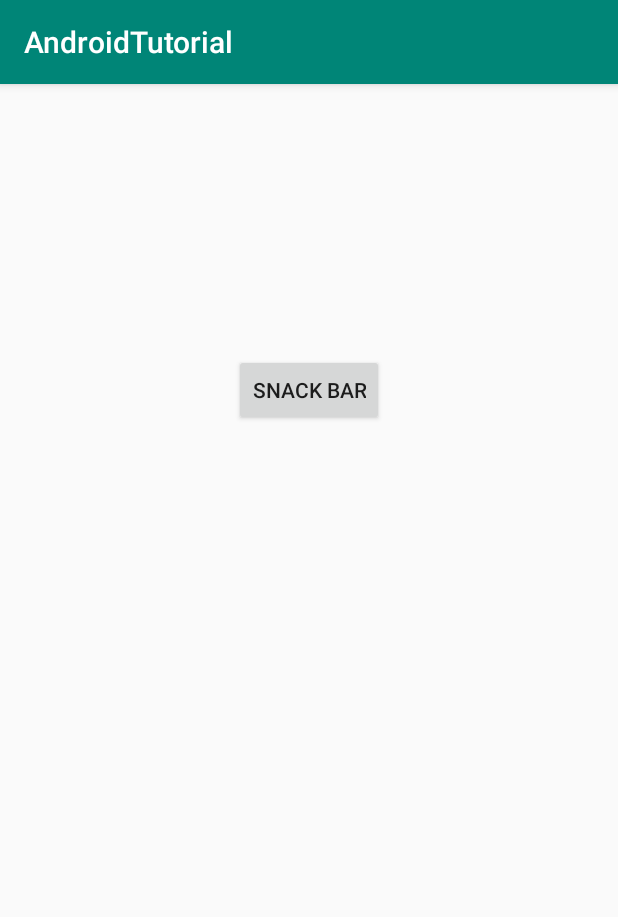
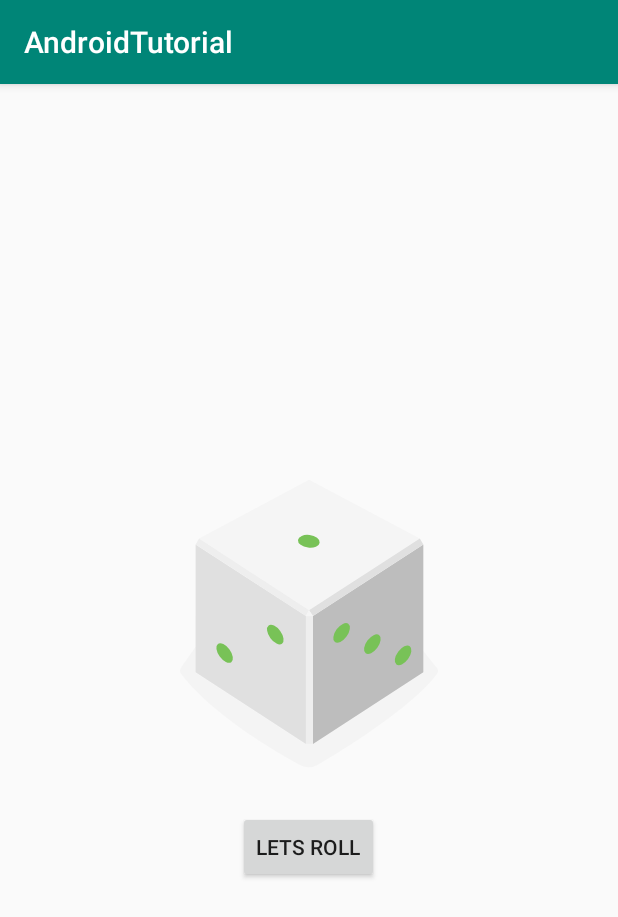
Before and after one commit to lucas-militao/Android-Certification, an Android app: the screen it shows after launch (MainActivity), on a phone screen of 412 x 824 dp. Shown: the top 917 px of the screen. Run offline under Robolectric (Android 15) with nearby library versions, the phone set to English and light mode, and no system bars.

Commit message:
diceRoll exercise implemented

```diff
--- a/app/src/main/java/com/example/androidtutorial/MainActivity.kt
+++ b/app/src/main/java/com/example/androidtutorial/MainActivity.kt
@@ -12,49 +12,44 @@ import android.os.Build
 import androidx.appcompat.app.AppCompatActivity
 import android.os.Bundle
 import android.view.View
+import android.widget.Button
+import android.widget.ImageView
+import android.widget.TextView
+import android.widget.Toast
 import androidx.annotation.RequiresApi
 import androidx.core.app.NotificationCompat
 import androidx.core.app.NotificationManagerCompat
 import kotlinx.android.synthetic.main.activity_main.*
+import kotlin.random.Random
 
 class MainActivity : AppCompatActivity() {
 
-    private val CHANNEL_ID = "1"
-    private var builder : Notification.Builder? = null
-
+    @SuppressLint("SetTextI18n")
     override fun onCreate(savedInstanceState: Bundle?) {
         super.onCreate(savedInstanceState)
         setContentView(R.layout.activity_main)
-
-        setupView()
+        val rollButton: Button = findViewById(R.id.rollButton)
+        rollButton.text = "Lets roll"
+        rollButton.setOnClickListener{
+            rollDice()
+        }
     }
 
-    @SuppressLint("WrongConstant")
-    private fun setupView() {
+    private fun rollDice() {
 
-        showNotificationButton.setOnClickListener(showNotification())
-    }
+        val random = Random.nextInt(6) + 1
 
-    @SuppressLint("WrongConstant")
-    @TargetApi(Build.VERSION_CODES.O)
-    private fun showNotification() = View.OnClickListener {
-
-        var notificationId = 123
-
-        var intent = Intent(this, MainActivity::class.java).apply {
-            flags = Intent.FLAG_ACTIVITY_CLEAR_TASK or Intent.FLAG_ACTIVITY_NEW_TASK
+        val drawableResource = when (random) {
+            1 -> R.drawable.dice_1
+            2 -> R.drawable.dice_2
+            3 -> R.drawable.dice_3
+            4 -> R.drawable.dice_4
+            5 -> R.drawable.dice_5
+            6 -> R.drawable.dice_6
+            else -> R.drawable.empty_dice
         }
 
-        var pendingIntent = PendingIntent.getActivity(this, 0, intent, 0)
-
-        var notification = Notification.Builder(this)
-            .setSmallIcon(R.drawable.ic_android)
-            .setContentTitle("Minha notificacao")
-            .setContentText("Uma nova notificacao")
-            .setContentIntent(pendingIntent)
-            .setAutoCancel(true)
-
-        var notifyMgr : NotificationManager = getSystemService(Context.NOTIFICATION_SERVICE) as NotificationManager
-        notifyMgr.notify(notificationId, notification.build())
+        val diceImage: ImageView = findViewById(R.id.diceImage)
+        diceImage.setImageResource(drawableResource)
     }
 }
--- /dev/null
+++ b/app/src/main/res/drawable/dice_1.xml
@@ -0,0 +1,66 @@
+<!--
+  ~ Copyright 2018, The Android Open Source Project
+  ~
+  ~ Licensed under the Apache License, Version 2.0 (the "License");
+  ~ you may not use this file except in compliance with the License.
+  ~ You may obtain a copy of the License at
+  ~
+  ~     http://www.apache.org/licenses/LICENSE-2.0
+  ~
+  ~ Unless required by applicable law or agreed to in writing, software
+  ~ distributed under the License is distributed on an "AS IS" BASIS,
+  ~ WITHOUT WARRANTIES OR CONDITIONS OF ANY KIND, either express or implied.
+  ~ See the License for the specific language governing permissions and
+  ~ limitations under the License.
+  -->
+
+<vector xmlns:android="http://schemas.android.com/apk/res/android"
+    android:width="200dp"
+    android:height="250dp"
+    android:viewportWidth="800"
+    android:viewportHeight="1000">
+    <path
+        android:fillAlpha="0.5"
+        android:fillColor="#eee"
+        android:pathData="M740.8,635.42c-68.27,90.47 -249.77,201.76 -316,240.63a50.7,50.7 0,0 1,-49.93 0.81c-64.19,-35 -234.09,-133.88 -315.65,-242a14.69,14.69 0,0 1,-0.12 -17.49c77.58,-106.29 159.67,-258.89 341.06,-258.89 182,0 242.19,139.08 340.27,258.88A14.62,14.62 0,0 1,740.8 635.42Z"
+        android:strokeAlpha="0.5" />
+    <path
+        android:fillColor="#bdbdbd"
+        android:pathData="M704.9,630l-294.29,191.06l0,-340.85l294.29,-191.06l0,340.85z" />
+    <path
+        android:fillColor="#e0e0e0"
+        android:pathData="M97.59,630l294.29,191.06l0,-340.85l-294.29,-191.06l0,340.85z" />
+    <path
+        android:fillColor="#f5f5f5"
+        android:pathData="M400.14,464.73l-293.19,-191.45l293.19,-156.31l295.39,156.31l-295.39,191.45z" />
+    <path
+        android:fillColor="#eee"
+        android:pathData="M106.95,273.28l-9.36,15.87l294.29,191.06l8.26,-15.48l-293.19,-191.45z" />
+    <path
+        android:fillColor="#e0e0e0"
+        android:pathData="M695.53,273.28l9.37,15.87l-294.29,191.06l-10.47,-15.48l295.39,-191.45z" />
+    <path
+        android:fillColor="#eee"
+        android:pathData="M391.88,480.21h18.73v340.85h-18.73z" />
+    <path
+        android:fillColor="#f5f5f5"
+        android:pathData="M400.14,464.73l-8.26,15.48l18.73,0l-10.47,-15.48z" />
+    <path
+        android:fillColor="#78c257"
+        android:pathData="M397.45,297.62a16.9,28.71 97.07,1 0,4.16 -33.54a16.9,28.71 97.07,1 0,-4.16 33.54z" />
+    <path
+        android:fillColor="#78c257"
+        android:pathData="M297.17,539.02a30.12,16.11 53.82,1 0,26.01 -19.02a30.12,16.11 53.82,1 0,-26.01 19.02z" />
+    <path
+        android:fillColor="#78c257"
+        android:pathData="M161.96,588.24a30.12,16.11 53.82,1 0,26.01 -19.02a30.12,16.11 53.82,1 0,-26.01 19.02z" />
+    <path
+        android:fillColor="#78c257"
+        android:pathData="M551.15,579.45a30.12,16.11 126.18,1 0,35.56 -48.62a30.12,16.11 126.18,1 0,-35.56 48.62z" />
+    <path
+        android:fillColor="#78c257"
+        android:pathData="M469.12,549.58a30.12,16.11 126.18,1 0,35.56 -48.62a30.12,16.11 126.18,1 0,-35.56 48.62z" />
+    <path
+        android:fillColor="#78c257"
+        android:pathData="M633.17,609.29a30.12,16.11 126.18,1 0,35.56 -48.62a30.12,16.11 126.18,1 0,-35.56 48.62z" />
+</vector>
--- /dev/null
+++ b/app/src/main/res/drawable/dice_2.xml
@@ -0,0 +1,66 @@
+<!--
+  ~ Copyright 2018, The Android Open Source Project
+  ~
+  ~ Licensed under the Apache License, Version 2.0 (the "License");
+  ~ you may not use this file except in compliance with the License.
+  ~ You may obtain a copy of the License at
+  ~
+  ~     http://www.apache.org/licenses/LICENSE-2.0
+  ~
+  ~ Unless required by applicable law or agreed to in writing, software
+  ~ distributed under the License is distributed on an "AS IS" BASIS,
+  ~ WITHOUT WARRANTIES OR CONDITIONS OF ANY KIND, either express or implied.
+  ~ See the License for the specific language governing permissions and
+  ~ limitations under the License.
+  -->
+
+<vector xmlns:android="http://schemas.android.com/apk/res/android"
+    android:width="200dp"
+    android:height="250dp"
+    android:viewportWidth="800"
+    android:viewportHeight="1000">
+    <path
+        android:fillAlpha="0.5"
+        android:fillColor="#eee"
+        android:pathData="M740.8,635.42c-68.27,90.47 -249.77,201.76 -316,240.63a50.7,50.7 0,0 1,-49.93 0.81c-64.19,-35 -234.09,-133.88 -315.65,-242a14.69,14.69 0,0 1,-0.12 -17.49c77.58,-106.29 159.67,-258.89 341.06,-258.89 182,0 242.19,139.08 340.27,258.88A14.62,14.62 0,0 1,740.8 635.42Z"
+        android:strokeAlpha="0.5" />
+    <path
+        android:fillColor="#bdbdbd"
+        android:pathData="M704.9,630l-294.29,191.06l0,-340.85l294.29,-191.06l0,340.85z" />
+    <path
+        android:fillColor="#e0e0e0"
+        android:pathData="M97.59,630l294.29,191.06l0,-340.85l-294.29,-191.06l0,340.85z" />
+    <path
+        android:fillColor="#f5f5f5"
+        android:pathData="M400.14,464.73l-293.19,-191.45l293.19,-156.31l295.39,156.31l-295.39,191.45z" />
+    <path
+        android:fillColor="#eee"
+        android:pathData="M106.95,273.28l-9.36,15.87l294.29,191.06l8.26,-15.48l-293.19,-191.45z" />
+    <path
+        android:fillColor="#e0e0e0"
+        android:pathData="M695.53,273.28l9.37,15.87l-294.29,191.06l-10.47,-15.48l295.39,-191.45z" />
+    <path
+        android:fillColor="#eee"
+        android:pathData="M391.88,480.21h18.73v340.85h-18.73z" />
+    <path
+        android:fillColor="#f5f5f5"
+        android:pathData="M400.14,464.73l-8.26,15.48l18.73,0l-10.47,-15.48z" />
+    <path
+        android:fillColor="#78c257"
+        android:pathData="M520.85,303.25a16.9,28.71 97.07,1 0,4.16 -33.54a16.9,28.71 97.07,1 0,-4.16 33.54z" />
+    <path
+        android:fillColor="#78c257"
+        android:pathData="M273.33,291.99a16.9,28.71 97.07,1 0,4.16 -33.54a16.9,28.71 97.07,1 0,-4.16 33.54z" />
+    <path
+        android:fillColor="#78c257"
+        android:pathData="M229.56,563.64a30.12,16.11 53.82,1 0,26.01 -19.02a30.12,16.11 53.82,1 0,-26.01 19.02z" />
+    <path
+        android:fillColor="#78c257"
+        android:pathData="M311.58,533.77a30.12,16.11 53.82,1 0,26.01 -19.02a30.12,16.11 53.82,1 0,-26.01 19.02z" />
+    <path
+        android:fillColor="#78c257"
+        android:pathData="M147.54,593.49a30.12,16.11 53.82,1 0,26.01 -19.02a30.12,16.11 53.82,1 0,-26.01 19.02z" />
+    <path
+        android:fillColor="#78c257"
+        android:pathData="M551.15,579.45a30.12,16.11 126.18,1 0,35.56 -48.62a30.12,16.11 126.18,1 0,-35.56 48.62z" />
+</vector>
--- /dev/null
+++ b/app/src/main/res/drawable/dice_3.xml
@@ -0,0 +1,66 @@
+<!--
+  ~ Copyright 2018, The Android Open Source Project
+  ~
+  ~ Licensed under the Apache License, Version 2.0 (the "License");
+  ~ you may not use this file except in compliance with the License.
+  ~ You may obtain a copy of the License at
+  ~
+  ~     http://www.apache.org/licenses/LICENSE-2.0
+  ~
+  ~ Unless required by applicable law or agreed to in writing, software
+  ~ distributed under the License is distributed on an "AS IS" BASIS,
+  ~ WITHOUT WARRANTIES OR CONDITIONS OF ANY KIND, either express or implied.
+  ~ See the License for the specific language governing permissions and
+  ~ limitations under the License.
+  -->
+
+<vector xmlns:android="http://schemas.android.com/apk/res/android"
+    android:width="200dp"
+    android:height="250dp"
+    android:viewportWidth="800"
+    android:viewportHeight="1000">
+    <path
+        android:fillAlpha="0.5"
+        android:fillColor="#eee"
+        android:pathData="M740.8,635.42c-68.27,90.47 -249.77,201.76 -316,240.63a50.7,50.7 0,0 1,-49.93 0.81c-64.19,-35 -234.09,-133.88 -315.65,-242a14.69,14.69 0,0 1,-0.12 -17.49c77.58,-106.29 159.67,-258.89 341.06,-258.89 182,0 242.19,139.08 340.27,258.88A14.62,14.62 0,0 1,740.8 635.42Z"
+        android:strokeAlpha="0.5" />
+    <path
+        android:fillColor="#bdbdbd"
+        android:pathData="M704.9,630l-294.29,191.06l0,-340.85l294.29,-191.06l0,340.85z" />
+    <path
+        android:fillColor="#e0e0e0"
+        android:pathData="M97.59,630l294.29,191.06l0,-340.85l-294.29,-191.06l0,340.85z" />
+    <path
+        android:fillColor="#f5f5f5"
+        android:pathData="M400.14,464.73l-293.19,-191.45l293.19,-156.31l295.39,156.31l-295.39,191.45z" />
+    <path
+        android:fillColor="#eee"
+        android:pathData="M106.95,273.28l-9.36,15.87l294.29,191.06l8.26,-15.48l-293.19,-191.45z" />
+    <path
+        android:fillColor="#e0e0e0"
+        android:pathData="M695.53,273.28l9.37,15.87l-294.29,191.06l-10.47,-15.48l295.39,-191.45z" />
+    <path
+        android:fillColor="#eee"
+        android:pathData="M391.88,480.21h18.73v340.85h-18.73z" />
+    <path
+        android:fillColor="#f5f5f5"
+        android:pathData="M400.14,464.73l-8.26,15.48l18.73,0l-10.47,-15.48z" />
+    <path
+        android:fillColor="#78c257"
+        android:pathData="M398.11,297.62a16.9,28.71 97.07,1 0,4.16 -33.54a16.9,28.71 97.07,1 0,-4.16 33.54z" />
+    <path
+        android:fillColor="#78c257"
+        android:pathData="M548.27,304.46a16.9,28.71 97.07,1 0,4.16 -33.54a16.9,28.71 97.07,1 0,-4.16 33.54z" />
+    <path
+        android:fillColor="#78c257"
+        android:pathData="M247.95,290.79a16.9,28.71 97.07,1 0,4.16 -33.54a16.9,28.71 97.07,1 0,-4.16 33.54z" />
+    <path
+        android:fillColor="#78c257"
+        android:pathData="M229.56,563.64a30.12,16.11 53.82,1 0,26.01 -19.02a30.12,16.11 53.82,1 0,-26.01 19.02z" />
+    <path
+        android:fillColor="#78c257"
+        android:pathData="M483.54,554.83a30.12,16.11 126.18,1 0,35.56 -48.62a30.12,16.11 126.18,1 0,-35.56 48.62z" />
+    <path
+        android:fillColor="#78c257"
+        android:pathData="M618.75,604.04a30.12,16.11 126.18,1 0,35.56 -48.62a30.12,16.11 126.18,1 0,-35.56 48.62z" />
+</vector>
--- /dev/null
+++ b/app/src/main/res/drawable/dice_4.xml
@@ -0,0 +1,69 @@
+<!--
+  ~ Copyright 2018, The Android Open Source Project
+  ~
+  ~ Licensed under the Apache License, Version 2.0 (the "License");
+  ~ you may not use this file except in compliance with the License.
+  ~ You may obtain a copy of the License at
+  ~
+  ~     http://www.apache.org/licenses/LICENSE-2.0
+  ~
+  ~ Unless required by applicable law or agreed to in writing, software
+  ~ distributed under the License is distributed on an "AS IS" BASIS,
+  ~ WITHOUT WARRANTIES OR CONDITIONS OF ANY KIND, either express or implied.
+  ~ See the License for the specific language governing permissions and
+  ~ limitations under the License.
+  -->
+
+<vector xmlns:android="http://schemas.android.com/apk/res/android"
+    android:width="200dp"
+    android:height="250dp"
+    android:viewportWidth="800"
+    android:viewportHeight="1000">
+    <path
+        android:fillAlpha="0.5"
+        android:fillColor="#eee"
+        android:pathData="M740.8,635.42c-68.27,90.47 -249.77,201.76 -316,240.63a50.7,50.7 0,0 1,-49.93 0.81c-64.19,-35 -234.09,-133.88 -315.65,-242a14.69,14.69 0,0 1,-0.12 -17.49c77.58,-106.29 159.67,-258.89 341.06,-258.89 182,0 242.19,139.08 340.27,258.88A14.62,14.62 0,0 1,740.8 635.42Z"
+        android:strokeAlpha="0.5" />
+    <path
+        android:fillColor="#bdbdbd"
+        android:pathData="M704.9,630l-294.29,191.06l0,-340.85l294.29,-191.06l0,340.85z" />
+    <path
+        android:fillColor="#e0e0e0"
+        android:pathData="M97.59,630l294.29,191.06l0,-340.85l-294.29,-191.06l0,340.85z" />
+    <path
+        android:fillColor="#f5f5f5"
+        android:pathData="M400.14,464.73l-293.19,-191.45l293.19,-156.31l295.39,156.31l-295.39,191.45z" />
+    <path
+        android:fillColor="#eee"
+        android:pathData="M106.95,273.28l-9.36,15.87l294.29,191.06l8.26,-15.48l-293.19,-191.45z" />
+    <path
+        android:fillColor="#e0e0e0"
+        android:pathData="M695.53,273.28l9.37,15.87l-294.29,191.06l-10.47,-15.48l295.39,-191.45z" />
+    <path
+        android:fillColor="#eee"
+        android:pathData="M391.88,480.21h18.73v340.85h-18.73z" />
+    <path
+        android:fillColor="#f5f5f5"
+        android:pathData="M400.14,464.73l-8.26,15.48l18.73,0l-10.47,-15.48z" />
+    <path
+        android:fillColor="#78c257"
+        android:pathData="M530.08,303.65a16.9,28.71 97.07,1 0,4.16 -33.54a16.9,28.71 97.07,1 0,-4.16 33.54z" />
+    <path
+        android:fillColor="#78c257"
+        android:pathData="M389.68,218.17a16.9,28.71 97.07,1 0,4.16 -33.54a16.9,28.71 97.07,1 0,-4.16 33.54z" />
+    <path
+        android:fillColor="#78c257"
+        android:pathData="M405.35,377.09a16.9,28.71 97.07,1 0,4.16 -33.54a16.9,28.71 97.07,1 0,-4.16 33.54z" />
+    <path
+        android:fillColor="#78c257"
+        android:pathData="M264.95,291.6a16.9,28.71 97.07,1 0,4.16 -33.54a16.9,28.71 97.07,1 0,-4.16 33.54z" />
+    <path
+        android:fillColor="#78c257"
+        android:pathData="M297.17,541.59a30.12,16.11 53.82,1 0,26.01 -19.02a30.12,16.11 53.82,1 0,-26.01 19.02z" />
+    <path
+        android:fillColor="#78c257"
+        android:pathData="M161.96,590.81a30.12,16.11 53.82,1 0,26.01 -19.02a30.12,16.11 53.82,1 0,-26.01 19.02z" />
+    <path
+        android:fillColor="#78c257"
+        android:pathData="M551.15,579.45a30.12,16.11 126.18,1 0,35.56 -48.62a30.12,16.11 126.18,1 0,-35.56 48.62z" />
+</vector>
--- /dev/null
+++ b/app/src/main/res/drawable/dice_5.xml
@@ -0,0 +1,75 @@
+<!--
+  ~ Copyright 2018, The Android Open Source Project
+  ~
+  ~ Licensed under the Apache License, Version 2.0 (the "License");
+  ~ you may not use this file except in compliance with the License.
+  ~ You may obtain a copy of the License at
+  ~
+  ~     http://www.apache.org/licenses/LICENSE-2.0
+  ~
+  ~ Unless required by applicable law or agreed to in writing, software
+  ~ distributed under the License is distributed on an "AS IS" BASIS,
+  ~ WITHOUT WARRANTIES OR CONDITIONS OF ANY KIND, either express or implied.
+  ~ See the License for the specific language governing permissions and
+  ~ limitations under the License.
+  -->
+
+<vector xmlns:android="http://schemas.android.com/apk/res/android"
+    android:width="200dp"
+    android:height="250dp"
+    android:viewportWidth="800"
+    android:viewportHeight="1000">
+    <path
+        android:fillAlpha="0.5"
+        android:fillColor="#eee"
+        android:pathData="M740.8,635.42c-68.27,90.47 -249.77,201.76 -316,240.63a50.7,50.7 0,0 1,-49.93 0.81c-64.19,-35 -234.09,-133.88 -315.65,-242a14.69,14.69 0,0 1,-0.12 -17.49c77.58,-106.29 159.67,-258.89 341.06,-258.89 182,0 242.19,139.08 340.27,258.88A14.62,14.62 0,0 1,740.8 635.42Z"
+        android:strokeAlpha="0.5" />
+    <path
+        android:fillColor="#bdbdbd"
+        android:pathData="M704.9,630l-294.29,191.06l0,-340.85l294.29,-191.06l0,340.85z" />
+    <path
+        android:fillColor="#e0e0e0"
+        android:pathData="M97.59,630l294.29,191.06l0,-340.85l-294.29,-191.06l0,340.85z" />
+    <path
+        android:fillColor="#f5f5f5"
+        android:pathData="M400.14,464.73l-293.19,-191.45l293.19,-156.31l295.39,156.31l-295.39,191.45z" />
+    <path
+        android:fillColor="#eee"
+        android:pathData="M106.95,273.28l-9.36,15.87l294.29,191.06l8.26,-15.48l-293.19,-191.45z" />
+    <path
+        android:fillColor="#e0e0e0"
+        android:pathData="M695.53,273.28l9.37,15.87l-294.29,191.06l-10.47,-15.48l295.39,-191.45z" />
+    <path
+        android:fillColor="#eee"
+        android:pathData="M391.88,480.21h18.73v340.85h-18.73z" />
+    <path
+        android:fillColor="#f5f5f5"
+        android:pathData="M400.14,464.73l-8.26,15.48l18.73,0l-10.47,-15.48z" />
+    <path
+        android:fillColor="#78c257"
+        android:pathData="M397.05,297.63a16.9,28.71 97.07,1 0,4.16 -33.54a16.9,28.71 97.07,1 0,-4.16 33.54z" />
+    <path
+        android:fillColor="#78c257"
+        android:pathData="M547.21,304.45a16.9,28.71 97.07,1 0,4.16 -33.54a16.9,28.71 97.07,1 0,-4.16 33.54z" />
+    <path
+        android:fillColor="#78c257"
+        android:pathData="M388.17,207.62a16.9,28.71 97.07,1 0,4.16 -33.54a16.9,28.71 97.07,1 0,-4.16 33.54z" />
+    <path
+        android:fillColor="#78c257"
+        android:pathData="M405.93,387.62a16.9,28.71 97.07,1 0,4.16 -33.54a16.9,28.71 97.07,1 0,-4.16 33.54z" />
+    <path
+        android:fillColor="#78c257"
+        android:pathData="M246.89,290.79a16.9,28.71 97.07,1 0,4.16 -33.54a16.9,28.71 97.07,1 0,-4.16 33.54z" />
+    <path
+        android:fillColor="#78c257"
+        android:pathData="M229.56,563.64a30.12,16.11 53.82,1 0,26.01 -19.02a30.12,16.11 53.82,1 0,-26.01 19.02z" />
+    <path
+        android:fillColor="#78c257"
+        android:pathData="M551.15,579.45a30.12,16.11 126.18,1 0,35.56 -48.62a30.12,16.11 126.18,1 0,-35.56 48.62z" />
+    <path
+        android:fillColor="#78c257"
+        android:pathData="M469.12,549.58a30.12,16.11 126.18,1 0,35.56 -48.62a30.12,16.11 126.18,1 0,-35.56 48.62z" />
+    <path
+        android:fillColor="#78c257"
+        android:pathData="M633.17,609.29a30.12,16.11 126.18,1 0,35.56 -48.62a30.12,16.11 126.18,1 0,-35.56 48.62z" />
+</vector>
--- /dev/null
+++ b/app/src/main/res/drawable/dice_6.xml
@@ -0,0 +1,81 @@
+<!--
+  ~ Copyright 2018, The Android Open Source Project
+  ~
+  ~ Licensed under the Apache License, Version 2.0 (the "License");
+  ~ you may not use this file except in compliance with the License.
+  ~ You may obtain a copy of the License at
+  ~
+  ~     http://www.apache.org/licenses/LICENSE-2.0
+  ~
+  ~ Unless required by applicable law or agreed to in writing, software
+  ~ distributed under the License is distributed on an "AS IS" BASIS,
+  ~ WITHOUT WARRANTIES OR CONDITIONS OF ANY KIND, either express or implied.
+  ~ See the License for the specific language governing permissions and
+  ~ limitations under the License.
+  -->
+
+<vector xmlns:android="http://schemas.android.com/apk/res/android"
+    android:width="200dp"
+    android:height="250dp"
+    android:viewportWidth="800"
+    android:viewportHeight="1000">
+    <path
+        android:fillAlpha="0.5"
+        android:fillColor="#eee"
+        android:pathData="M740.8,635.42c-68.27,90.47 -249.77,201.76 -316,240.63a50.7,50.7 0,0 1,-49.93 0.81c-64.19,-35 -234.09,-133.88 -315.65,-242a14.69,14.69 0,0 1,-0.12 -17.49c77.58,-106.29 159.67,-258.89 341.06,-258.89 182,0 242.19,139.08 340.27,258.88A14.62,14.62 0,0 1,740.8 635.42Z"
+        android:strokeAlpha="0.5" />
+    <path
+        android:fillColor="#bdbdbd"
+        android:pathData="M704.9,630l-294.29,191.06l0,-340.85l294.29,-191.06l0,340.85z" />
+    <path
+        android:fillColor="#e0e0e0"
+        android:pathData="M97.59,630l294.29,191.06l0,-340.85l-294.29,-191.06l0,340.85z" />
+    <path
+        android:fillColor="#f5f5f5"
+        android:pathData="M400.14,464.73l-293.19,-191.45l293.19,-156.31l295.39,156.31l-295.39,191.45z" />
+    <path
+        android:fillColor="#eee"
+        android:pathData="M106.95,273.28l-9.36,15.87l294.29,191.06l8.26,-15.48l-293.19,-191.45z" />
+    <path
+        android:fillColor="#e0e0e0"
+        android:pathData="M695.53,273.28l9.37,15.87l-294.29,191.06l-10.47,-15.48l295.39,-191.45z" />
+    <path
+        android:fillColor="#eee"
+        android:pathData="M391.88,480.21h18.73v340.85h-18.73z" />
+    <path
+        android:fillColor="#f5f5f5"
+        android:pathData="M400.14,464.73l-8.26,15.48l18.73,0l-10.47,-15.48z" />
+    <path
+        android:fillColor="#78c257"
+        android:pathData="M326.53,254.89a16.9,28.71 97.07,1 0,4.16 -33.54a16.9,28.71 97.07,1 0,-4.16 33.54z" />
+    <path
+        android:fillColor="#78c257"
+        android:pathData="M537.57,298.78a16.9,28.71 97.07,1 0,4.16 -33.54a16.9,28.71 97.07,1 0,-4.16 33.54z" />
+    <path
+        android:fillColor="#78c257"
+        android:pathData="M397.17,213.3a16.9,28.71 97.07,1 0,4.16 -33.54a16.9,28.71 97.07,1 0,-4.16 33.54z" />
+    <path
+        android:fillColor="#78c257"
+        android:pathData="M396.31,381.95a16.9,28.71 97.07,1 0,4.16 -33.54a16.9,28.71 97.07,1 0,-4.16 33.54z" />
+    <path
+        android:fillColor="#78c257"
+        android:pathData="M255.91,296.47a16.9,28.71 97.07,1 0,4.16 -33.54a16.9,28.71 97.07,1 0,-4.16 33.54z" />
+    <path
+        android:fillColor="#78c257"
+        android:pathData="M466.93,340.37a16.9,28.71 97.07,1 0,4.16 -33.54a16.9,28.71 97.07,1 0,-4.16 33.54z" />
+    <path
+        android:fillColor="#78c257"
+        android:pathData="M230,563.64a30.12,16.11 53.82,1 0,26.01 -19.02a30.12,16.11 53.82,1 0,-26.01 19.02z" />
+    <path
+        android:fillColor="#78c257"
+        android:pathData="M312.02,533.78a30.12,16.11 53.82,1 0,26.01 -19.02a30.12,16.11 53.82,1 0,-26.01 19.02z" />
+    <path
+        android:fillColor="#78c257"
+        android:pathData="M147.96,593.48a30.12,16.11 53.82,1 0,26.01 -19.02a30.12,16.11 53.82,1 0,-26.01 19.02z" />
+    <path
+        android:fillColor="#78c257"
+        android:pathData="M483.54,554.83a30.12,16.11 126.18,1 0,35.56 -48.62a30.12,16.11 126.18,1 0,-35.56 48.62z" />
+    <path
+        android:fillColor="#78c257"
+        android:pathData="M618.75,604.04a30.12,16.11 126.18,1 0,35.56 -48.62a30.12,16.11 126.18,1 0,-35.56 48.62z" />
+</vector>
--- /dev/null
+++ b/app/src/main/res/drawable/empty_dice.xml
@@ -0,0 +1,27 @@
+<!--
+  ~ Copyright 2018, The Android Open Source Project
+  ~
+  ~ Licensed under the Apache License, Version 2.0 (the "License");
+  ~ you may not use this file except in compliance with the License.
+  ~ You may obtain a copy of the License at
+  ~
+  ~     http://www.apache.org/licenses/LICENSE-2.0
+  ~
+  ~ Unless required by applicable law or agreed to in writing, software
+  ~ distributed under the License is distributed on an "AS IS" BASIS,
+  ~ WITHOUT WARRANTIES OR CONDITIONS OF ANY KIND, either express or implied.
+  ~ See the License for the specific language governing permissions and
+  ~ limitations under the License.
+  -->
+
+<vector xmlns:android="http://schemas.android.com/apk/res/android"
+    android:width="200dp"
+    android:height="250dp"
+    android:viewportWidth="800"
+    android:viewportHeight="1000">
+
+    <path
+        android:fillColor="#00000000"
+        android:pathData="M0,0l0,0z" />
+
+</vector>
--- a/app/src/main/res/layout/activity_main.xml
+++ b/app/src/main/res/layout/activity_main.xml
@@ -1,23 +1,27 @@
 <?xml version="1.0" encoding="utf-8"?>
-<androidx.constraintlayout.widget.ConstraintLayout
-    xmlns:android="http://schemas.android.com/apk/res/android"
+<LinearLayout xmlns:android="http://schemas.android.com/apk/res/android"
     xmlns:tools="http://schemas.android.com/tools"
-    xmlns:app="http://schemas.android.com/apk/res-auto"
     android:layout_width="match_parent"
-    android:layout_height="match_parent"
-    tools:context=".MainActivity"
-    android:id="@+id/principal">
+    android:layout_height="wrap_content"
+    android:orientation="vertical"
+    android:layout_gravity="center_vertical"
+    tools:context=".MainActivity">
+
+    <ImageView
+        android:id="@+id/diceImage"
+        android:layout_width="wrap_content"
+        android:layout_height="wrap_content"
+        android:layout_gravity="center_horizontal"
+        android:src="@drawable/dice_1"/>
 
     <Button
-        android:id="@+id/showNotificationButton"
         android:layout_width="wrap_content"
+        android:id="@+id/rollButton"
         android:layout_height="wrap_content"
-        android:layout_marginTop="180dp"
-        android:text="Snack bar"
-        app:layout_constraintEnd_toEndOf="parent"
-        app:layout_constraintStart_toStartOf="parent"
-        app:layout_constraintTop_toTopOf="parent" />
+        android:layout_gravity="center_horizontal"
+        android:text="@string/roll"/>
 
 
 
-</androidx.constraintlayout.widget.ConstraintLayout>
+
+</LinearLayout>
--- a/app/src/main/res/values/strings.xml
+++ b/app/src/main/res/values/strings.xml
@@ -1,5 +1,4 @@
 <resources>
     <string name="app_name">AndroidTutorial</string>
-    <string name="channel_name">Novo canal</string>
-    <string name="channel_description">Esta é um novo canal para treino</string>
+    <string name="roll">Roll</string>
 </resources>
```
